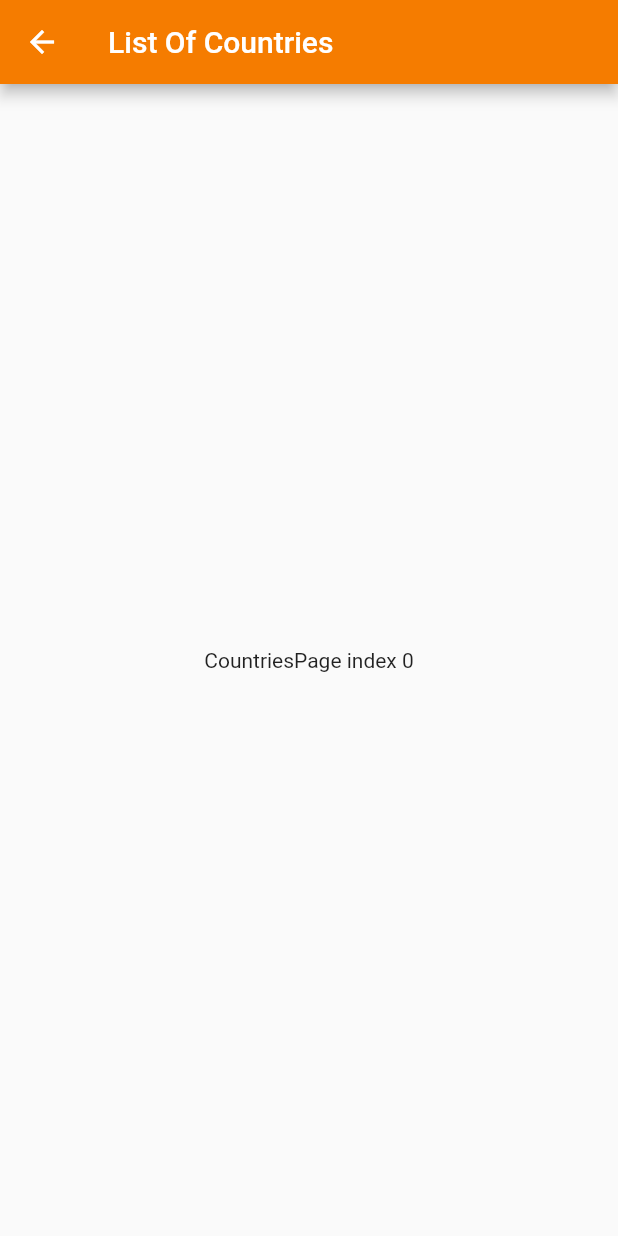
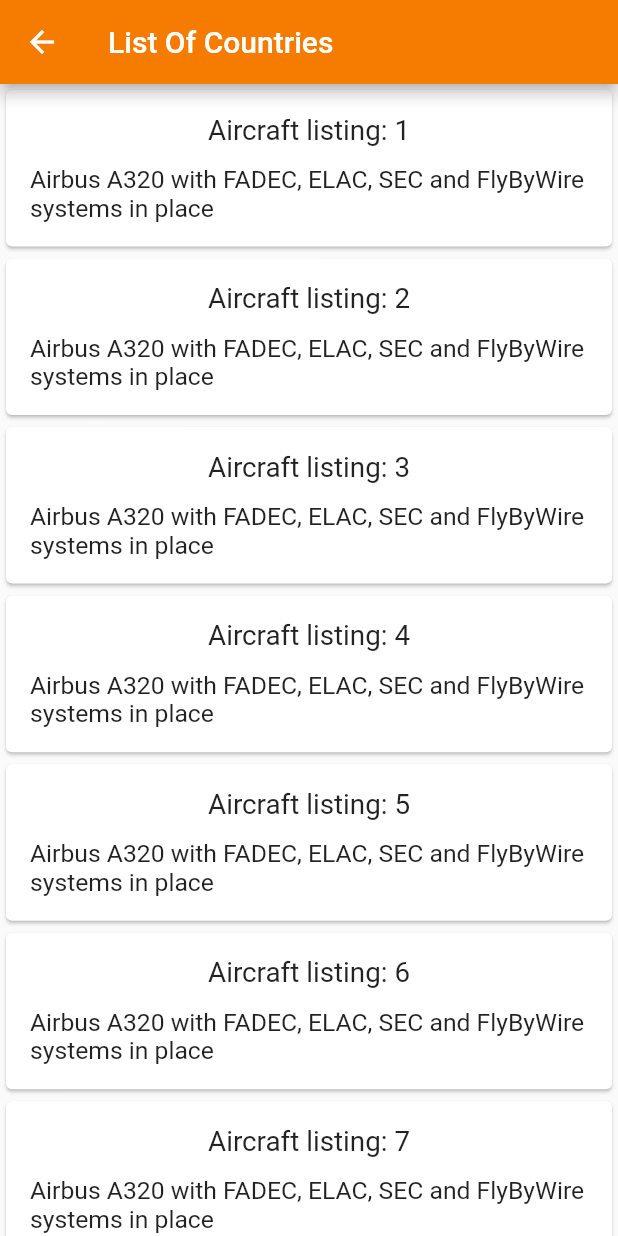
Before and after one commit to nobodyn0se/COVInfo, a Flutter app: the CountriesPage screen opened directly, on a phone screen of 412 x 824 dp. Run offline on Flutter 3.47's test engine with Material 2 defaults, Android fonts, the phone set to English and light mode, and no system bars; our stand-ins replace curved_navigation_bar.

Commit message:
Made BNB persistent

```diff
--- a/lib/screens/countriespage.dart
+++ b/lib/screens/countriespage.dart
@@ -1,4 +1,5 @@
 import 'package:flutter/material.dart';
+import 'package:ncov_visual/screen_size.dart';
 
 class CountriesPage extends StatefulWidget {
   CountriesPage({Key key}) : super(key: key);
@@ -7,17 +8,40 @@ class CountriesPage extends StatefulWidget {
   CountriesPageState createState() => CountriesPageState();
 }
 
-class CountriesPageState extends State<CountriesPage> {
+class CountriesPageState extends State<CountriesPage>
+    with AutomaticKeepAliveClientMixin {
+  @override
+  bool get wantKeepAlive => true;
+
   @override
   Widget build(BuildContext context) {
+    super.build(context);
     return Scaffold(
       backgroundColor: Colors.grey[50],
       appBar: AppBar(
         backgroundColor: Colors.orange[700],
         title: Text('List Of Countries'),
       ),
-      body: Center(
-        child: Text('CountriesPage index 0'),
+      body: ListView.builder(
+        itemCount: 160,
+        itemBuilder: (context, index) {
+          return Card(
+            child: Padding(
+              padding: EdgeInsets.all(16.0),
+              child: Column(
+                children: <Widget>[
+                  Text('Aircraft listing: ${index + 1}',
+                      style: TextStyle(fontSize: ScreenSize.safeWidth * 4.5)),
+                  SizedBox(height: ScreenSize.safeHeight * 1.5),
+                  Text(
+                    'Airbus A320 with FADEC, ELAC, SEC and FlyByWire systems in place',
+                    style: TextStyle(fontSize: ScreenSize.safeWidth * 4),
+                  )
+                ],
+              ),
+            ),
+          );
+        },
       ),
     );
   }
--- a/lib/screens/initpage.dart
+++ b/lib/screens/initpage.dart
@@ -32,9 +32,15 @@ class _InitPageState extends State<InitPage> {
     Colors.green[700]
   ];
 
+  int initIndex = 1; //Center Page - Worldwide displayed initially
+
   List<Widget> _screen = [CountriesPage(), MainPage(), IndiaPage()];
 
-  int initIndex = 1; //Center Page - Worldwide displayed initially
+  void _onScreenChanged(int index) {
+    setState(() {
+      initIndex = index;
+    });
+  }
 
   @override
   Widget build(BuildContext context) {
@@ -43,6 +49,7 @@ class _InitPageState extends State<InitPage> {
       body: PageView(
         controller: _pageController,
         children: _screen,
+        onPageChanged: _onScreenChanged,
         physics: NeverScrollableScrollPhysics(),
       ),
       bottomNavigationBar: CurvedNavigationBar(
@@ -55,8 +62,8 @@ class _InitPageState extends State<InitPage> {
           setState(() {
             //changes both BNB index and PageIndex referenced from <List> _screen
             initIndex = index;
-            _pageController.jumpToPage(index);
           });
+          _pageController.jumpToPage(index);
         },
         items: [
           Icon(Icons.list,
```
